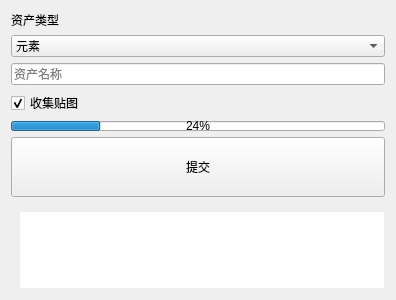
hehuapoka/qntools, file source/cplusplus/QNTOOLS_CMAKE/PostAssetUI/widget.ui: the form before one commit.
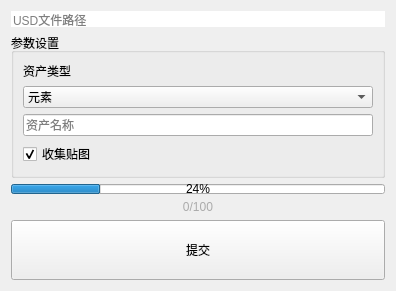
The form after the commit.

```diff
--- a/source/cplusplus/QNTOOLS_CMAKE/PostAssetUI/widget.ui
+++ b/source/cplusplus/QNTOOLS_CMAKE/PostAssetUI/widget.ui
@@ -7,7 +7,7 @@
     <x>0</x>
     <y>0</y>
     <width>396</width>
-    <height>300</height>
+    <height>258</height>
    </rect>
   </property>
   <property name="sizePolicy">
@@ -48,6 +48,22 @@
   </property>
   <layout class="QVBoxLayout" name="verticalLayout">
    <item>
+    <widget class="QLineEdit" name="lineEdit_2">
+     <property name="styleSheet">
+      <string notr="true">border-radius: 25px;</string>
+     </property>
+     <property name="placeholderText">
+      <string>USD文件路径</string>
+     </property>
+    </widget>
+   </item>
+   <item>
+    <widget class="QGroupBox" name="groupBox">
+     <property name="title">
+      <string>参数设置</string>
+     </property>
+     <layout class="QVBoxLayout" name="verticalLayout_2">
+      <item>
     <widget class="QLabel" name="label">
      <property name="sizePolicy">
       <sizepolicy hsizetype="Fixed" vsizetype="Fixed">
@@ -96,6 +112,9 @@
      </property>
     </widget>
    </item>
+     </layout>
+    </widget>
+   </item>
    <item>
     <widget class="QProgressBar" name="progressBar">
      <property name="sizePolicy">
@@ -115,6 +134,26 @@
      </property>
     </widget>
    </item>
+   <item>
+    <widget class="QLabel" name="number">
+     <property name="sizePolicy">
+      <sizepolicy hsizetype="Preferred" vsizetype="Fixed">
+       <horstretch>0</horstretch>
+       <verstretch>0</verstretch>
+      </sizepolicy>
+     </property>
+     <property name="styleSheet">
+      <string notr="true">color: rgb(171, 171, 171);
+margin:-2;</string>
+     </property>
+     <property name="text">
+      <string>0/100</string>
+     </property>
+     <property name="alignment">
+      <set>Qt::AlignCenter</set>
+     </property>
+    </widget>
+   </item>
    <item>
     <widget class="QPushButton" name="pushButton">
      <property name="sizePolicy">
@@ -134,36 +173,6 @@
      </property>
     </widget>
    </item>
-   <item>
-    <widget class="QScrollArea" name="scrollArea">
-     <property name="styleSheet">
-      <string notr="true">margin:-5;</string>
-     </property>
-     <property name="widgetResizable">
-      <bool>true</bool>
-     </property>
-     <widget class="QWidget" name="scrollAreaWidgetContents">
-      <property name="geometry">
-       <rect>
-        <x>0</x>
-        <y>0</y>
-        <width>386</width>
-        <height>116</height>
-       </rect>
-      </property>
-      <layout class="QVBoxLayout" name="verticalLayout_2">
-       <item>
-        <widget class="QTextBrowser" name="textBrowser">
-         <property name="styleSheet">
-          <string notr="true">border:0;
-color: rgb(255, 37, 37);</string>
-         </property>
-        </widget>
-       </item>
-      </layout>
-     </widget>
-    </widget>
-   </item>
    <item>
     <spacer name="verticalSpacer_2">
      <property name="orientation">
```
Lines whose indentation alone changed are shown as unchanged.
